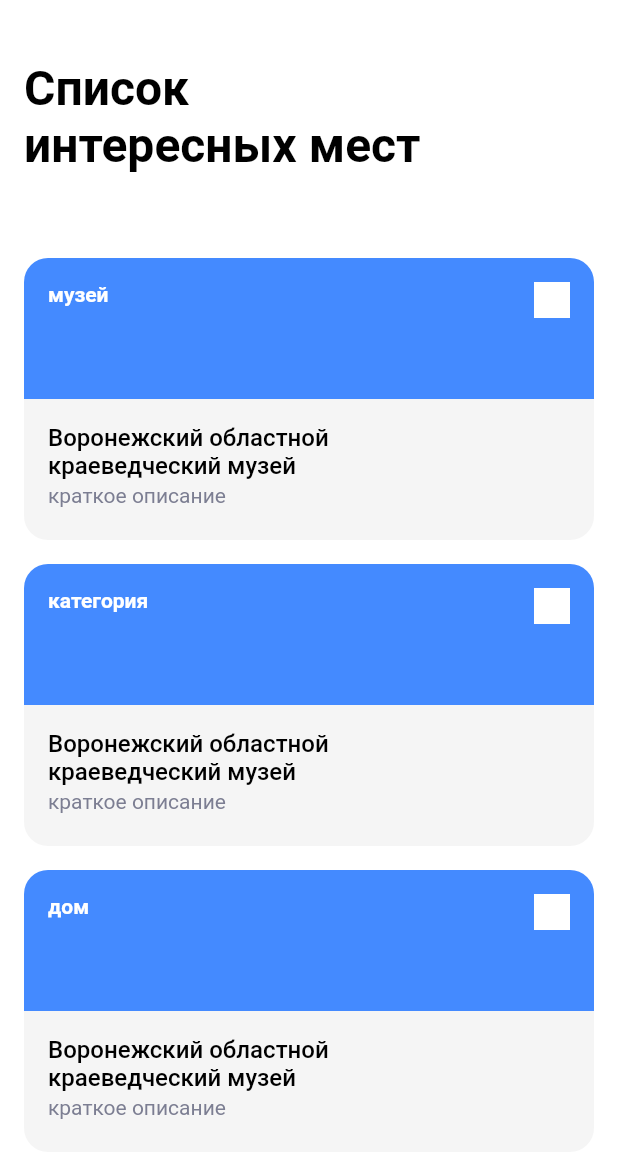
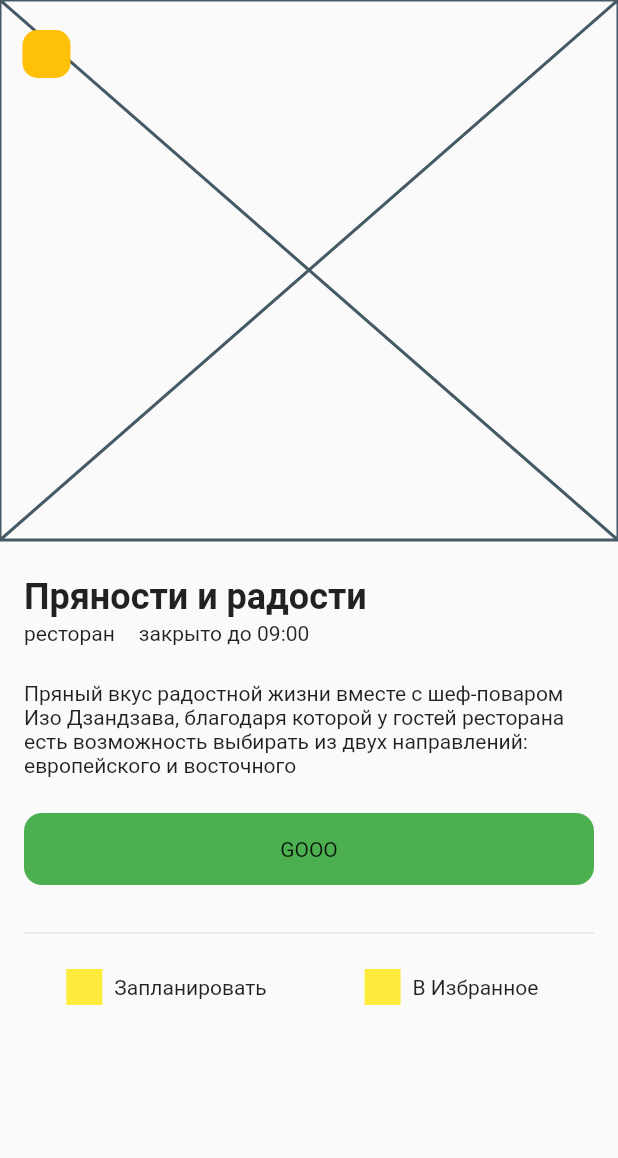
Before and after one commit to aiserrock/surf-flutter-course-zaikin, a Flutter app: the screen it shows after launch, on a phone screen of 412 x 824 dp. Shown: the top 1158 px of the screen. Run offline on Flutter 3.47's test engine with Material 2 defaults, Android fonts, the phone set to English and light mode, and no system bars.

Commit message:
4-6-3 sight_detail

```diff
--- a/lib/domain/sight.dart
+++ b/lib/domain/sight.dart
@@ -1,10 +1,10 @@
 class Sight {
-  String name;
-  double lat;
-  double lon;
-  String url;
-  String details;
-  String type;
+  final String name;
+  final double lat;
+  final double lon;
+  final String url;
+  final String details;
+  final String type;
 
   Sight({
     required this.name,
--- a/lib/main.dart
+++ b/lib/main.dart
@@ -1,5 +1,5 @@
 import 'package:flutter/material.dart';
-import 'package:places/ui/screen/sight_list_screen.dart';
+import 'package:places/ui/screen/sight_details.dart';
 
 void main() {
   runApp(const App());
@@ -15,7 +15,7 @@ class App extends StatelessWidget {
       theme: ThemeData(
         primarySwatch: Colors.blue,
       ),
-      home: const SightListScreen(),
+      home: const SightDetails(),
     );
   }
 }
--- /dev/null
+++ b/lib/ui/screen/sight_details.dart
@@ -0,0 +1,193 @@
+import 'package:flutter/material.dart';
+
+class SightDetails extends StatelessWidget {
+  const SightDetails({Key? key}) : super(key: key);
+
+  @override
+  Widget build(BuildContext context) {
+    return Scaffold(
+      body: Stack(children: [
+        Column(
+          children: [
+            const SizedBox(
+              height: 360,
+              child: Placeholder(),
+            ),
+            Padding(
+              padding: const EdgeInsets.symmetric(
+                horizontal: 16,
+              ),
+              child: Column(
+                crossAxisAlignment: CrossAxisAlignment.start,
+                children: [
+                  const SizedBox(
+                    height: 24,
+                  ),
+                  const Text(
+                    'Пряности и радости',
+                    style: TextStyle(
+                      fontFamily: 'Roboto',
+                      fontWeight: FontWeight.w700,
+                      fontSize: 24,
+                    ),
+                  ),
+                  const SizedBox(
+                    height: 2,
+                  ),
+                  Row(
+                    children: const [
+                      Text('ресторан'),
+                      SizedBox(
+                        width: 16,
+                      ),
+                      Text('закрыто до 09:00'),
+                    ],
+                  ),
+                  const SizedBox(
+                    height: 24,
+                  ),
+                  const Text('Пряный вкус радостной жизни вместе с шеф-поваром Изо Дзандзава,'
+                      ' благодаря которой у гостей ресторана есть возможность выбирать из '
+                      'двух направлений: европейского и восточного'),
+                  const SizedBox(
+                    height: 24,
+                  ),
+                  const PrimaryButton(),
+                  const SizedBox(height: 24),
+                  const Divider(),
+                  const SizedBox(height: 8),
+                  Row(
+                    children: const [
+                      SecondButton(title: 'Запланировать'),
+                      SecondButton(title: 'В Избранное'),
+                    ],
+                  ),
+                ],
+              ),
+            ),
+          ],
+        ),
+        const Positioned(
+          top: 12,
+          child: RowBack(),
+        ),
+      ]),
+    );
+  }
+}
+
+class PrimaryButton extends StatelessWidget {
+  const PrimaryButton({
+    Key? key,
+  }) : super(key: key);
+
+  @override
+  Widget build(BuildContext context) {
+    return SizedBox(
+      height: 48,
+      child: DecoratedBox(
+        decoration: BoxDecoration(
+          color: const Color.fromRGBO(76, 175, 80, 1),
+          borderRadius: BorderRadius.circular(12.0),
+        ),
+        child: Material(
+          color: Colors.transparent,
+          child: InkWell(
+            customBorder: RoundedRectangleBorder(
+              borderRadius: BorderRadius.circular(12.0),
+            ),
+            onTap: () {},
+            child: const Center(
+              child: Padding(
+                padding: EdgeInsets.symmetric(horizontal: 16.0),
+                child: Text(
+                  'GOOO',
+                ),
+              ),
+            ),
+          ),
+        ),
+      ),
+    );
+  }
+}
+
+class SecondButton extends StatelessWidget {
+  final String title;
+  final IconData? icon;
+
+  const SecondButton({
+    Key? key,
+    required this.title,
+    this.icon,
+  }) : super(key: key);
+
+  @override
+  Widget build(BuildContext context) {
+    return Expanded(
+      child: Material(
+        color: Colors.transparent,
+        child: InkWell(
+          onTap: () {},
+          child: SizedBox(
+            height: 40,
+            child: Padding(
+              padding: const EdgeInsets.only(
+                left: 14,
+                right: 14,
+                top: 8,
+                bottom: 8,
+              ),
+              child: Row(
+                mainAxisAlignment: MainAxisAlignment.center,
+                children: [
+                  Container(
+                    width: 24,
+                    height: 24,
+                    color: Colors.yellow,
+                  ),
+                  const SizedBox(
+                    width: 8,
+                  ),
+                  Text(title),
+                ],
+              ),
+            ),
+          ),
+        ),
+      ),
+    );
+  }
+}
+
+class RowBack extends StatelessWidget {
+  const RowBack({Key? key}) : super(key: key);
+
+  @override
+  Widget build(BuildContext context) {
+    return SafeArea(
+      child: Padding(
+        padding: const EdgeInsets.only(top: 8, left: 15),
+        child: Row(
+          children: [
+            Container(
+              decoration: BoxDecoration(
+                borderRadius: BorderRadius.circular(10),
+                color: Colors.amber,
+              ),
+              height: 32,
+              width: 32,
+              child: IconButton(
+                onPressed: () => Navigator.pop(context),
+                icon: const SizedBox(
+                  height: 32,
+                  width: 32,
+                ),
+              ),
+            ),
+          ],
+        ),
+      ),
+    );
+  }
+}
```
